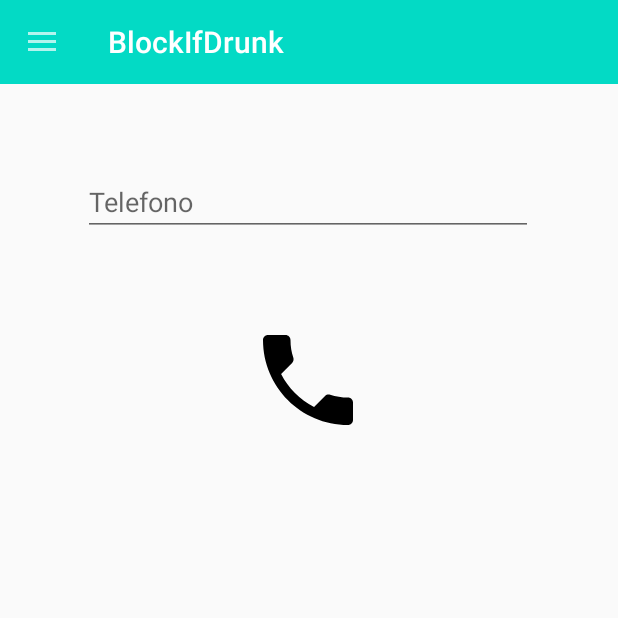
After one commit to cyp0/BlockIfDrunk, an Android app: the fragment PhoneFragment placed in its activity, on a phone screen of 412 x 824 dp, the top half of it. The commit adds this screen. Run offline under Robolectric (Android 15) with nearby library versions, the phone set to English and light mode, and no system bars; our stand-ins replace Firebase (no records; nobody signed in at launch, a user with empty details on screens opened directly), data binding.

Commit message:
Added phone menu

```diff
--- a/app/src/main/AndroidManifest.xml
+++ b/app/src/main/AndroidManifest.xml
@@ -28,5 +28,5 @@
             </intent-filter>
         </activity>
     </application>
-
+<uses-permission android:name="android.permission.CALL_PHONE"/>
 </manifest>
--- a/app/src/main/java/com/example/byd/aplication/ui/MainActivity.java
+++ b/app/src/main/java/com/example/byd/aplication/ui/MainActivity.java
@@ -13,6 +13,7 @@ import android.bluetooth.BluetoothDevice;
 import android.content.Intent;
 import android.os.Bundle;
 import android.view.MenuItem;
+import android.view.View;
 import android.widget.Toast;
 
 import com.example.byd.R;
@@ -22,6 +23,7 @@ import com.example.byd.aplication.ui.home.startEngine.StartCartFragment;
 import com.example.byd.aplication.ui.home.user.UserFragment;
 import com.example.byd.aplication.ui.lifeguardUI.lifeguard.LifeguardFragment;
 import com.example.byd.aplication.ui.lifeguardUI.message.ChatFragment;
+import com.example.byd.aplication.ui.phone.PhoneFragment;
 import com.google.android.material.navigation.NavigationView;
 import com.google.firebase.auth.FirebaseAuth;
 
@@ -77,6 +79,10 @@ public class MainActivity extends AppCompatActivity implements NavigationView.On
                 fragmentTransaction.replace(R.id.containerOfFragments, new LifeguardFragment());
                 fragmentTransaction.commit();
                 break;
+            case (R.id.phoneItem):
+                fragmentTransaction.replace(R.id.containerOfFragments, new PhoneFragment());
+                fragmentTransaction.commit();
+                break;
             case (R.id.historialItem):
                 fragmentTransaction.replace(R.id.containerOfFragments, new HistoryFragment());
                 fragmentTransaction.commit();
--- /dev/null
+++ b/app/src/main/java/com/example/byd/aplication/ui/phone/PhoneFragment.java
@@ -0,0 +1,90 @@
+package com.example.byd.aplication.ui.phone;
+
+import android.Manifest;
+import android.content.Intent;
+import android.content.pm.PackageManager;
+import android.media.Image;
+import android.net.Uri;
+import android.os.Bundle;
+
+import androidx.annotation.NonNull;
+import androidx.core.app.ActivityCompat;
+import androidx.core.content.ContextCompat;
+import androidx.databinding.DataBindingUtil;
+import androidx.fragment.app.Fragment;
+
+import android.view.LayoutInflater;
+import android.view.View;
+import android.view.ViewGroup;
+import android.widget.Button;
+import android.widget.EditText;
+import android.widget.ImageView;
+import android.widget.Toast;
+
+import com.example.byd.R;
+import com.example.byd.databinding.FragmentPhoneBinding;
+import com.google.android.material.snackbar.Snackbar;
+
+/**
+ * A simple {@link Fragment} subclass.
+ */
+public class PhoneFragment extends Fragment {
+
+    private static final int REQUEST_CALL = 1;
+    private EditText editTextNumber;
+    private Button phoneButton;
+    public PhoneFragment() {
+    }
+
+
+    @Override
+    public View onCreateView(LayoutInflater inflater, ViewGroup container,
+                             Bundle savedInstanceState) {
+        View view = inflater.inflate(R.layout.fragment_phone, container, false);
+        FragmentPhoneBinding fragmentPhoneBinding = FragmentPhoneBinding.inflate(inflater, container, false);
+        editTextNumber = fragmentPhoneBinding.editTextNumber;
+        phoneButton = fragmentPhoneBinding.buttonCall;
+        phoneButton.setOnClickListener(new View.OnClickListener() {
+            @Override
+            public void onClick(View v) {
+                makePhoneCall();
+            }
+        });
+        return fragmentPhoneBinding.getRoot();
+
+    }
+
+    private void makePhoneCall() {
+        //Talvez sea necesario agregar un trim al final
+        String number = editTextNumber.getText().toString().trim();
+
+        if(number.length() > 0){
+            if(ContextCompat.checkSelfPermission(getActivity(), Manifest.permission.CALL_PHONE) != PackageManager.PERMISSION_GRANTED){
+                ActivityCompat.requestPermissions(getActivity(), new String[] {Manifest.permission.CALL_PHONE} , REQUEST_CALL);
+            }
+            if(number.equals("8110261226")){
+            Snackbar snackbar = Snackbar.make(getActivity().findViewById(R.id.containerOfFragments), "Numero bloqueado", Snackbar.LENGTH_LONG );
+            snackbar.show();
+            }
+            else {
+                String dial = "tel:" + number;
+                startActivity(new Intent(Intent.ACTION_CALL, Uri.parse(dial)));
+            }
+        }else {
+            Toast.makeText(getActivity(), "Enter phone number", Toast.LENGTH_SHORT).show();
+            Snackbar snackbar = Snackbar.make(getActivity().findViewById(R.id.containerOfFragments), "Introduce un numero", Snackbar.LENGTH_LONG );
+            snackbar.show();
+        }
+    }
+
+    @Override
+    public void onRequestPermissionsResult(int requestCode, @NonNull String[] permissions, @NonNull int[] grantResults) {
+       if(requestCode == REQUEST_CALL){
+           if(grantResults.length > 0 && grantResults[0] == PackageManager.PERMISSION_GRANTED){
+               makePhoneCall();
+           }else {
+               Toast.makeText(this.getContext(), "Permission DENIED", Toast.LENGTH_SHORT).show();
+           }
+       }
+    }
+}
--- a/app/src/main/res/drawable/ic_phone_black_24dp.xml
+++ b/app/src/main/res/drawable/ic_phone_black_24dp.xml
@@ -4,6 +4,6 @@
         android:viewportWidth="24.0"
         android:viewportHeight="24.0">
     <path
-        android:fillColor="#FF000000"
+        android:fillColor="#000000"
         android:pathData="M6.62,10.79c1.44,2.83 3.76,5.14 6.59,6.59l2.2,-2.2c0.27,-0.27 0.67,-0.36 1.02,-0.24 1.12,0.37 2.33,0.57 3.57,0.57 0.55,0 1,0.45 1,1V20c0,0.55 -0.45,1 -1,1 -9.39,0 -17,-7.61 -17,-17 0,-0.55 0.45,-1 1,-1h3.5c0.55,0 1,0.45 1,1 0,1.25 0.2,2.45 0.57,3.57 0.11,0.35 0.03,0.74 -0.25,1.02l-2.2,2.2z"/>
 </vector>
--- /dev/null
+++ b/app/src/main/res/layout/fragment_phone.xml
@@ -0,0 +1,36 @@
+<?xml version="1.0" encoding="utf-8"?>
+<layout xmlns:android="http://schemas.android.com/apk/res/android"
+    xmlns:app="http://schemas.android.com/apk/res-auto"
+    xmlns:tools="http://schemas.android.com/tools"
+    tools:context=".aplication.ui.phone.PhoneFragment">
+
+    <androidx.constraintlayout.widget.ConstraintLayout
+        android:layout_width="match_parent"
+        android:layout_height="match_parent">
+
+        <EditText
+            android:id="@+id/edit_text_number"
+            android:layout_width="300dp"
+            android:layout_height="wrap_content"
+            android:layout_marginTop="112dp"
+            android:hint="Telefono"
+            android:inputType="phone"
+            app:layout_constraintEnd_toEndOf="parent"
+            app:layout_constraintHorizontal_bias="0.495"
+            app:layout_constraintStart_toStartOf="parent"
+            app:layout_constraintTop_toTopOf="parent" />
+
+        <Button
+            android:id="@+id/button_call"
+            android:layout_width="80dp"
+            android:layout_height="80dp"
+            android:layout_marginTop="56dp"
+            android:background="@drawable/ic_phone_black_24dp"
+            app:layout_constraintEnd_toEndOf="parent"
+            app:layout_constraintHorizontal_bias="0.498"
+            app:layout_constraintStart_toStartOf="parent"
+            app:layout_constraintTop_toBottomOf="@+id/edit_text_number" />
+
+
+    </androidx.constraintlayout.widget.ConstraintLayout>
+</layout>
--- a/app/src/main/res/menu/drawer_menu.xml
+++ b/app/src/main/res/menu/drawer_menu.xml
@@ -34,6 +34,13 @@
     <item android:title="Block If Drunk">
         <menu>
             <item
+                android:id="@+id/phoneItem"
+                android:icon="@drawable/ic_phone_black_24dp"
+                android:title="Telefono">
+
+            </item>
+
+            <item
                 android:id="@+id/historialItem"
                 android:icon="@drawable/ic_history_black_24dp"
                 android:title="Historial">
```
Also changed, not shown: app/src/main/java/com/example/byd/aplication/LoginActivity.java (+5 -4 lines).
